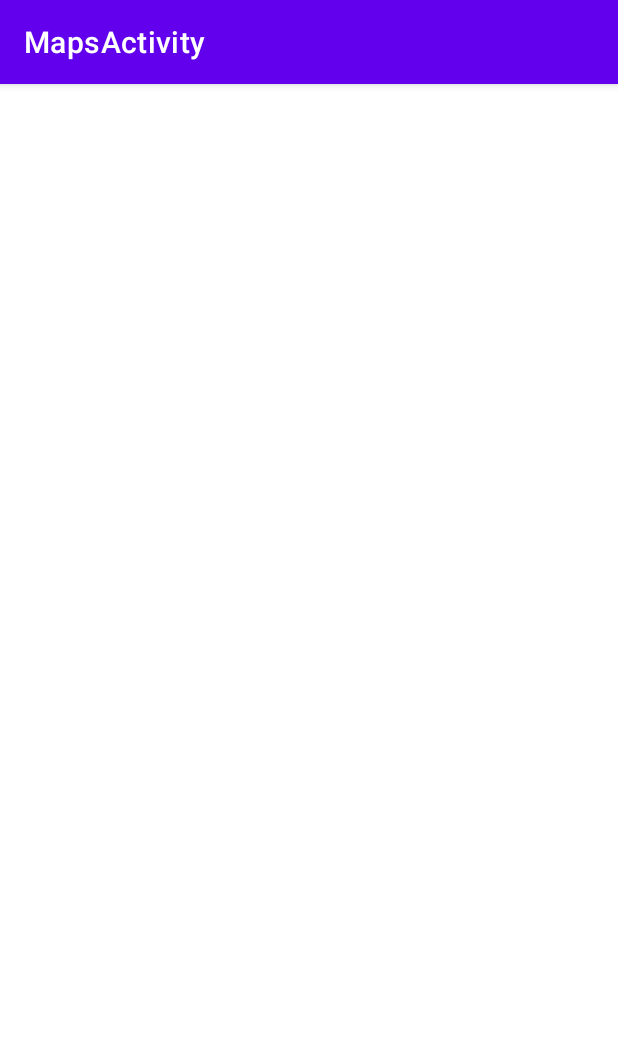
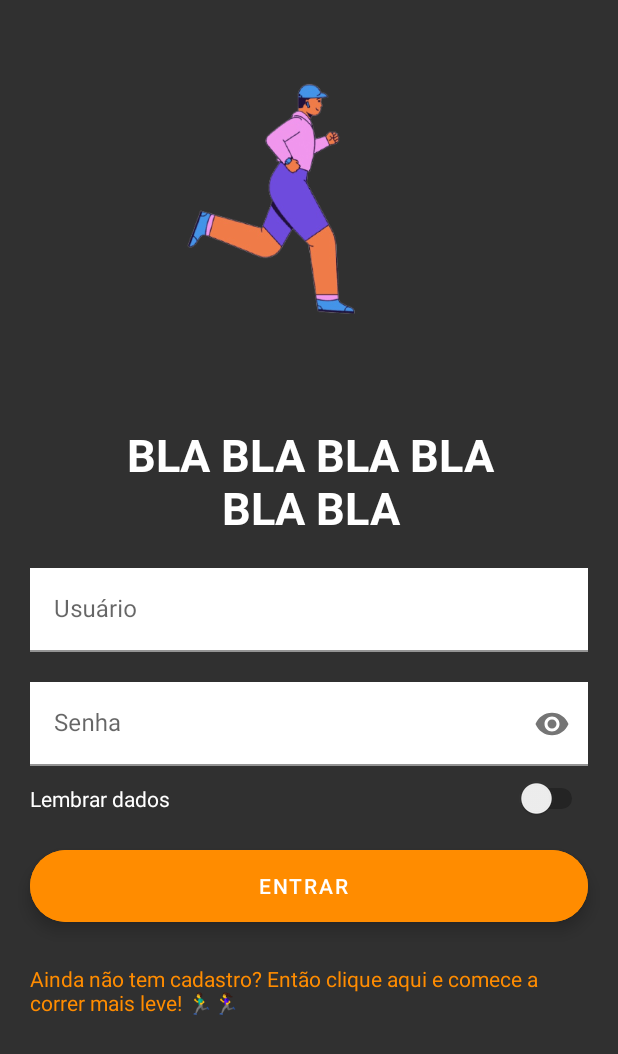
Before and after one commit to samuellchagas/CorridaLeve, an Android app: the screen it shows after launch (MapsActivity before the commit, MainActivity after it), on a phone screen of 412 x 824 dp. Shown: the top 1054 px of the screen. Run offline under Robolectric (Android 15) with nearby library versions, the phone set to English and light mode, and no system bars.

Commit message:
Construção dos layout de splash, login e cadastro.

```diff
--- a/app/build.gradle
+++ b/app/build.gradle
@@ -41,6 +41,8 @@ dependencies {
     implementation 'com.google.android.material:material:1.4.0'
     implementation 'com.google.android.gms:play-services-maps:17.0.0'
     implementation 'androidx.constraintlayout:constraintlayout:2.1.0'
+    implementation 'androidx.navigation:navigation-fragment-ktx:2.3.5'
+    implementation 'androidx.navigation:navigation-ui-ktx:2.3.5'
     testImplementation 'junit:junit:4.+'
     androidTestImplementation 'androidx.test.ext:junit:1.1.3'
     androidTestImplementation 'androidx.test.espresso:espresso-core:3.4.0'
--- a/app/src/main/AndroidManifest.xml
+++ b/app/src/main/AndroidManifest.xml
@@ -30,9 +30,9 @@
             android:value="@string/google_maps_key" />
 
         <activity
-            android:name=".MapsActivity"
+            android:name=".MainActivity"
             android:exported="true"
-            android:label="@string/title_activity_maps">
+            >
             <intent-filter>
                 <action android:name="android.intent.action.MAIN" />
 
--- /dev/null
+++ b/app/src/main/java/com/example/corridaleve/MainActivity.kt
@@ -0,0 +1,19 @@
+package com.example.corridaleve
+
+import android.os.Bundle
+import androidx.appcompat.app.AppCompatActivity
+import com.example.corridaleve.databinding.ActivityMapsBinding
+import com.example.corridaleve.databinding.MainActivityBinding
+
+class MainActivity:AppCompatActivity() {
+
+    private lateinit var binding: MainActivityBinding
+
+    override fun onCreate(savedInstanceState: Bundle?) {
+        super.onCreate(savedInstanceState)
+
+        binding = MainActivityBinding.inflate(layoutInflater)
+        setContentView(binding.root)
+
+    }
+}
--- a/app/src/main/java/com/example/corridaleve/MapsActivity.kt
+++ b/app/src/main/java/com/example/corridaleve/MapsActivity.kt
@@ -42,7 +42,8 @@ class MapsActivity : AppCompatActivity(), OnMapReadyCallback {
 
         // Add a marker in Sydney and move the camera
         val sydney = LatLng(-34.0, 151.0)
+        val alheio = LatLng(-19.93973273419347, -44.06593990354174)
         mMap.addMarker(MarkerOptions().position(sydney).title("Marker in Sydney"))
-        mMap.moveCamera(CameraUpdateFactory.newLatLng(sydney))
+        mMap.moveCamera(CameraUpdateFactory.newLatLng(alheio))
     }
 }
--- /dev/null
+++ b/app/src/main/java/com/example/corridaleve/fragments/LoginFragment.kt
@@ -0,0 +1,29 @@
+package com.example.corridaleve.fragments
+
+import android.os.Bundle
+import android.view.LayoutInflater
+import android.view.View
+import android.view.ViewGroup
+import androidx.fragment.app.Fragment
+import com.example.corridaleve.databinding.LoginFragmentBinding
+
+class LoginFragment: Fragment() {
+
+    private var _binding: LoginFragmentBinding? = null
+    private val binding: LoginFragmentBinding get() = _binding!!
+
+    override fun onCreateView(
+        inflater: LayoutInflater,
+        container: ViewGroup?,
+        savedInstanceState: Bundle?
+    ): View? {
+        _binding= LoginFragmentBinding.inflate(inflater,container,false)
+        return _binding!!.root
+    }
+
+    override fun onViewCreated(view: View, savedInstanceState: Bundle?) {
+        super.onViewCreated(view, savedInstanceState)
+
+
+    }
+}
--- /dev/null
+++ b/app/src/main/java/com/example/corridaleve/fragments/RegisterFragment.kt
@@ -0,0 +1,6 @@
+package com.example.corridaleve.fragments
+
+import androidx.fragment.app.Fragment
+
+class RegisterFragment:Fragment() {
+}
--- /dev/null
+++ b/app/src/main/java/com/example/corridaleve/fragments/SplashFragment.kt
@@ -0,0 +1,38 @@
+package com.example.corridaleve.fragments
+
+import android.os.Bundle
+import android.os.Handler
+import android.os.Looper
+import android.view.LayoutInflater
+import android.view.View
+import android.view.ViewGroup
+import android.view.animation.AnimationUtils
+import androidx.fragment.app.Fragment
+import androidx.navigation.Navigation.findNavController
+import androidx.navigation.fragment.findNavController
+import com.example.corridaleve.R
+import com.example.corridaleve.databinding.SplashFragmentBinding
+
+class SplashFragment: Fragment() {
+    private var _binding: SplashFragmentBinding? = null
+    private val binding: SplashFragmentBinding get() = _binding!!
+
+    override fun onCreateView(
+        inflater: LayoutInflater,
+        container: ViewGroup?,
+        savedInstanceState: Bundle?
+    ): View? {
+        _binding = SplashFragmentBinding.inflate(inflater,container,false)
+        return _binding!!.root
+    }
+
+    override fun onViewCreated(view: View, savedInstanceState: Bundle?) {
+        super.onViewCreated(view, savedInstanceState)
+
+        binding.imageView.animation = AnimationUtils.loadAnimation(requireContext(), R.anim.top_animation)
+
+        Handler(Looper.getMainLooper()).postDelayed({findNavController().navigate(R.id.action_splashFragment_to_loginFragment)},3000);
+
+
+    }
+}
--- /dev/null
+++ b/app/src/main/res/drawable/ic_baseline_arrow_back_24.xml
@@ -0,0 +1,5 @@
+<vector android:autoMirrored="true" android:height="24dp"
+    android:tint="#FFFFFF" android:viewportHeight="24"
+    android:viewportWidth="24" android:width="24dp" xmlns:android="http://schemas.android.com/apk/res/android">
+    <path android:fillColor="@android:color/white" android:pathData="M20,11H7.83l5.59,-5.59L12,4l-8,8 8,8 1.41,-1.41L7.83,13H20v-2z"/>
+</vector>
--- /dev/null
+++ b/app/src/main/res/layout/login_fragment.xml
@@ -0,0 +1,125 @@
+<?xml version="1.0" encoding="utf-8"?>
+<androidx.constraintlayout.widget.ConstraintLayout xmlns:android="http://schemas.android.com/apk/res/android"
+    xmlns:app="http://schemas.android.com/apk/res-auto"
+    xmlns:tools="http://schemas.android.com/tools"
+    android:layout_width="match_parent"
+    android:layout_height="match_parent"
+    android:background="@color/grayCorridaLeve">
+
+    <ImageView
+        android:id="@+id/imageView2"
+        android:layout_width="282dp"
+        android:layout_height="261dp"
+        android:layout_marginTop="4dp"
+        app:layout_constraintEnd_toEndOf="parent"
+        app:layout_constraintStart_toStartOf="parent"
+        app:layout_constraintTop_toTopOf="parent"
+        app:srcCompat="@drawable/logocorridaleve" />
+
+    <TextView
+        android:id="@+id/textView"
+        android:layout_width="300dp"
+        android:layout_height="wrap_content"
+        android:layout_marginTop="17dp"
+        android:gravity="center"
+        android:text="BLA BLA BLA BLA BLA BLA"
+        android:textColor="@color/white"
+        android:textSize="30sp"
+        android:textStyle="bold"
+        app:layout_constraintEnd_toEndOf="@+id/imageView2"
+        app:layout_constraintStart_toStartOf="@+id/imageView2"
+        app:layout_constraintTop_toBottomOf="@+id/imageView2" />
+
+    <com.google.android.material.textfield.TextInputLayout
+        android:id="@+id/login_username_layout"
+        android:layout_width="match_parent"
+        android:layout_height="wrap_content"
+        android:layout_marginTop="20dp"
+        android:layout_marginStart="20dp"
+        android:layout_marginEnd="20dp"
+        android:hint="Usuário"
+        android:inputType="textEmailAddress"
+        app:boxStrokeColor="@color/grayCorridaLeve"
+        app:layout_constraintEnd_toEndOf="parent"
+        app:layout_constraintStart_toStartOf="parent"
+        app:layout_constraintTop_toBottomOf="@+id/textView">
+
+        <com.google.android.material.textfield.TextInputEditText
+            android:id="@+id/login_email"
+            android:layout_width="match_parent"
+            android:layout_height="wrap_content"
+            android:background="@color/white"
+            android:inputType="textEmailAddress" />
+
+    </com.google.android.material.textfield.TextInputLayout>
+
+    <com.google.android.material.textfield.TextInputLayout
+        android:id="@+id/login_input_layout"
+        android:layout_width="match_parent"
+        android:layout_height="wrap_content"
+        android:layout_marginStart="20dp"
+        android:layout_marginTop="20dp"
+        android:layout_marginEnd="20dp"
+        android:hint="Senha"
+        android:inputType="textEmailAddress"
+        app:boxStrokeColor="@color/grayCorridaLeve"
+        app:endIconMode="password_toggle"
+        app:layout_constraintEnd_toEndOf="parent"
+        app:layout_constraintStart_toStartOf="parent"
+        app:layout_constraintTop_toBottomOf="@id/login_username_layout">
+
+        <com.google.android.material.textfield.TextInputEditText
+            android:id="@+id/login_password"
+            android:layout_width="match_parent"
+            android:layout_height="wrap_content"
+            android:background="@color/white"
+            android:inputType="textPassword" />
+
+    </com.google.android.material.textfield.TextInputLayout>
+
+    <com.google.android.material.floatingactionbutton.ExtendedFloatingActionButton
+        android:id="@+id/button"
+        android:layout_width="0dp"
+        android:layout_height="wrap_content"
+        android:layout_marginTop="56dp"
+        android:backgroundTint="@color/orangeCorridaLeve"
+        android:gravity="center"
+        android:text="Entrar"
+        android:textColor="@color/white"
+        app:layout_constraintEnd_toEndOf="@+id/login_input_layout"
+        app:layout_constraintHorizontal_bias="0.0"
+        app:layout_constraintStart_toStartOf="@+id/login_input_layout"
+        app:layout_constraintTop_toBottomOf="@+id/login_input_layout" />
+
+    <Switch
+        android:id="@+id/switch1"
+        android:layout_width="wrap_content"
+        android:layout_height="wrap_content"
+        app:layout_constraintBottom_toBottomOf="@+id/textView2"
+        app:layout_constraintEnd_toEndOf="@+id/login_input_layout"
+        app:layout_constraintTop_toTopOf="@+id/textView2" />
+
+    <TextView
+        android:id="@+id/textView2"
+        android:layout_width="wrap_content"
+        android:layout_height="wrap_content"
+        android:layout_marginTop="12dp"
+        android:text="Lembrar dados"
+        android:textColor="@color/white"
+        app:layout_constraintStart_toStartOf="@+id/login_input_layout"
+        app:layout_constraintTop_toBottomOf="@+id/login_input_layout" />
+
+    <TextView
+        android:id="@+id/textView3"
+        android:layout_width="0dp"
+        android:layout_height="wrap_content"
+        android:layout_marginTop="28dp"
+        android:text="Ainda não tem cadastro? Então clique aqui e comece a correr mais leve! 🏃‍♂️🏃‍♀️"
+        android:textColor="@color/orangeCorridaLeve"
+        app:layout_constraintEnd_toEndOf="@+id/button"
+        app:layout_constraintHorizontal_bias="1.0"
+        app:layout_constraintStart_toStartOf="@+id/button"
+        app:layout_constraintTop_toBottomOf="@+id/button" />
+
+
+</androidx.constraintlayout.widget.ConstraintLayout>
--- /dev/null
+++ b/app/src/main/res/layout/main_activity.xml
@@ -0,0 +1,19 @@
+<?xml version="1.0" encoding="utf-8"?>
+<androidx.constraintlayout.widget.ConstraintLayout xmlns:android="http://schemas.android.com/apk/res/android"
+    xmlns:app="http://schemas.android.com/apk/res-auto"
+    xmlns:tools="http://schemas.android.com/tools"
+    android:layout_width="match_parent"
+    android:layout_height="match_parent"
+    android:background="@color/grayCorridaLeve">
+
+    <androidx.fragment.app.FragmentContainerView
+        android:id="@+id/fragmentContainerView"
+        android:name="androidx.navigation.fragment.NavHostFragment"
+        android:layout_width="0dp"
+        android:layout_height="0dp"
+        app:layout_constraintBottom_toBottomOf="parent"
+        app:layout_constraintEnd_toEndOf="parent"
+        app:layout_constraintStart_toStartOf="parent"
+        app:layout_constraintTop_toTopOf="parent"
+        app:navGraph="@navigation/nav_graph"/>
+</androidx.constraintlayout.widget.ConstraintLayout>
--- /dev/null
+++ b/app/src/main/res/navigation/nav_graph.xml
@@ -0,0 +1,22 @@
+<?xml version="1.0" encoding="utf-8"?>
+<navigation xmlns:android="http://schemas.android.com/apk/res/android"
+    xmlns:app="http://schemas.android.com/apk/res-auto"
+    xmlns:tools="http://schemas.android.com/tools"
+    android:id="@+id/nav_graph"
+    app:startDestination="@id/splashFragment">
+
+    <fragment
+        android:id="@+id/splashFragment"
+        android:name="com.example.corridaleve.fragments.SplashFragment"
+        android:label="SplashFragment"
+        tools:layout="@layout/splash_fragment">
+        <action
+            android:id="@+id/action_splashFragment_to_loginFragment"
+            app:destination="@id/loginFragment" />
+    </fragment>
+    <fragment
+        android:id="@+id/loginFragment"
+        android:name="com.example.corridaleve.fragments.LoginFragment"
+        android:label="LoginFragment"
+        tools:layout="@layout/login_fragment"/>
+</navigation>
--- a/app/src/main/res/values/colors.xml
+++ b/app/src/main/res/values/colors.xml
@@ -7,4 +7,8 @@
     <color name="teal_700">#FF018786</color>
     <color name="black">#FF000000</color>
     <color name="white">#FFFFFFFF</color>
+    <color name="grayCorridaLeve">#303030</color>
+    <color name="orangeCorridaLeve">#FF8C00</color>
+
+
 </resources>
--- a/app/src/main/res/values/themes.xml
+++ b/app/src/main/res/values/themes.xml
@@ -1,12 +1,12 @@
 <resources xmlns:tools="http://schemas.android.com/tools">
     <!-- Base application theme. -->
-    <style name="Theme.CorridaLeve" parent="Theme.MaterialComponents.DayNight.DarkActionBar">
+    <style name="Theme.CorridaLeve" parent="Theme.MaterialComponents.DayNight.NoActionBar">
         <!-- Primary brand color. -->
         <item name="colorPrimary">@color/purple_500</item>
-        <item name="colorPrimaryVariant">@color/purple_700</item>
+        <item name="colorPrimaryVariant">@color/grayCorridaLeve</item>
         <item name="colorOnPrimary">@color/white</item>
         <!-- Secondary brand color. -->
-        <item name="colorSecondary">@color/teal_200</item>
+        <item name="colorSecondary">@color/white</item>
         <item name="colorSecondaryVariant">@color/teal_700</item>
         <item name="colorOnSecondary">@color/black</item>
         <!-- Status bar color. -->
```
Also changed, not shown: app/src/main/res/anim/top_animation.xml (added, +22 -0 lines), app/src/main/res/layout/register_fragment.xml (added, +91 -0 lines), app/src/main/res/layout/splash_fragment.xml (added, +18 -0 lines), app/src/main/res/drawable/image_splash.png (added), app/src/main/res/drawable/logocorridaleve.png (added).
